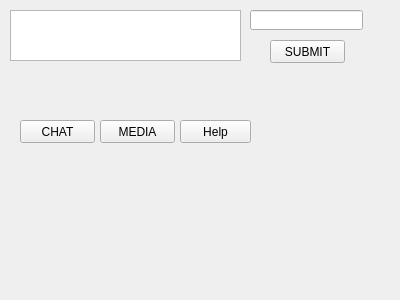
Before: the Qt Designer form poke.ui in abcdelf/Poke-1, drawn with Qt 5.
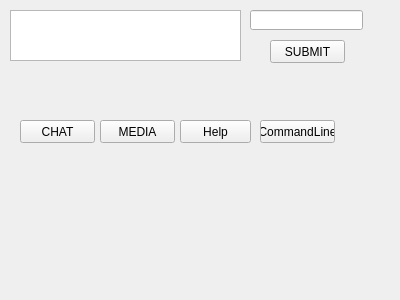
After: the same form once the commit is applied.

```diff
--- a/poke.ui
+++ b/poke.ui
@@ -86,6 +86,19 @@
      <string>Help</string>
     </property>
    </widget>
+   <widget class="QPushButton" name="commandLine">
+    <property name="geometry">
+     <rect>
+      <x>260</x>
+      <y>120</y>
+      <width>75</width>
+      <height>23</height>
+     </rect>
+    </property>
+    <property name="text">
+     <string>CommandLine</string>
+    </property>
+   </widget>
   </widget>
  </widget>
  <layoutdefault spacing="6" margin="11"/>
```
